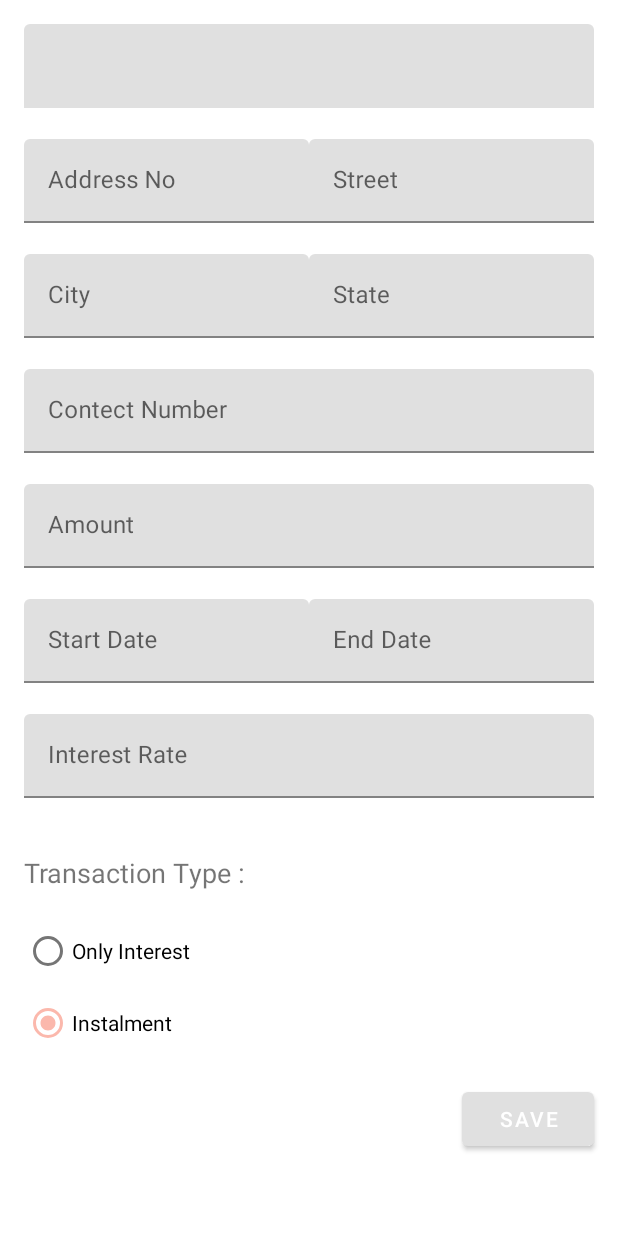
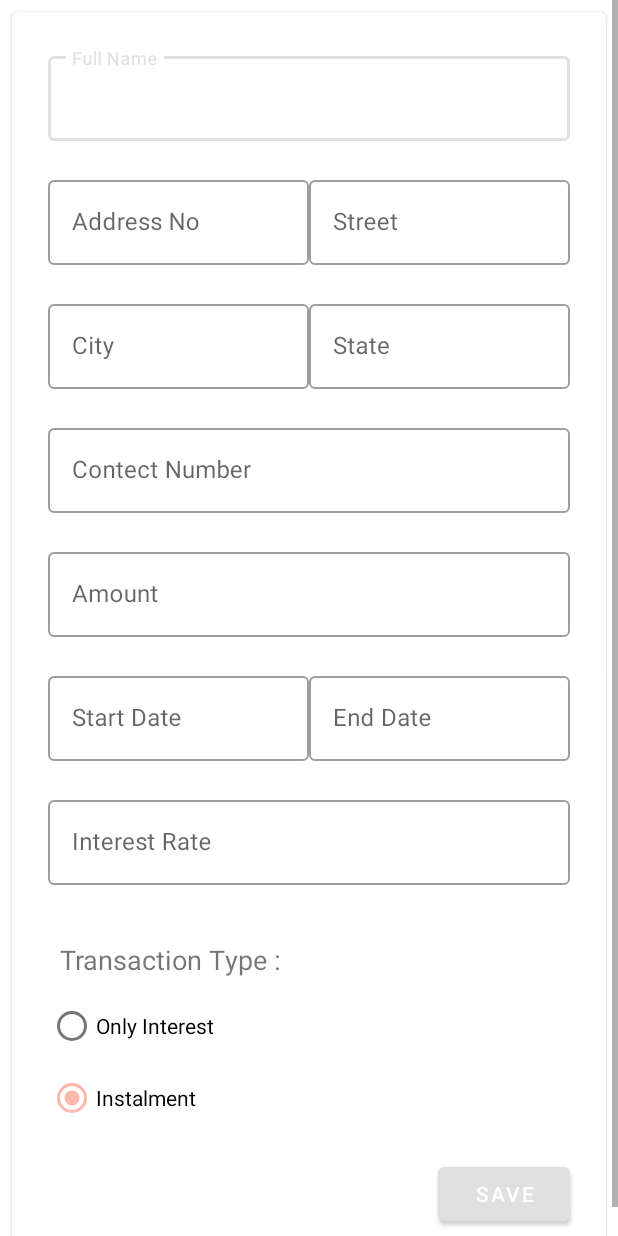
Before and after one commit to Hansaanuradha93/mLender, an Android app: the TransactionActivity screen opened directly, with no data from a screen before it, on a phone screen of 412 x 824 dp. Run offline under Robolectric (Android 15) with nearby library versions, the phone set to English and light mode, and no system bars.

Commit message:
transaction layout changes

```diff
--- a/app/src/main/res/layout/activity_transaction.xml
+++ b/app/src/main/res/layout/activity_transaction.xml
@@ -5,6 +5,12 @@
     android:layout_width="match_parent"
     android:layout_height="match_parent"
     tools:context=".TransactionActivity">
+
+    <android.support.design.card.MaterialCardView
+        android:layout_width="match_parent"
+        android:layout_height="wrap_content"
+        android:layout_margin="8dp"
+        app:contentPadding="8dp">
 
     <LinearLayout
         android:layout_width="match_parent"
@@ -17,7 +23,8 @@
             android:id="@+id/fullNameTextInputLayout"
             android:layout_width="match_parent"
             android:layout_height="wrap_content"
-            app:errorEnabled="true">
+            app:errorEnabled="true"
+            style="@style/Widget.MaterialComponents.TextInputLayout.OutlinedBox">
 
             <android.support.design.widget.TextInputEditText
                 android:id="@+id/fullNameEditText"
@@ -37,7 +44,8 @@
                 android:layout_width="match_parent"
                 android:layout_height="wrap_content"
                 android:layout_weight=".5"
-                app:errorEnabled="true">
+                app:errorEnabled="true"
+                style="@style/Widget.MaterialComponents.TextInputLayout.OutlinedBox">
 
                 <android.support.design.widget.TextInputEditText
                     android:id="@+id/addressNoEditText"
@@ -51,7 +59,8 @@
                 android:layout_width="match_parent"
                 android:layout_height="wrap_content"
                 android:layout_weight=".5"
-                app:errorEnabled="true">
+                app:errorEnabled="true"
+                style="@style/Widget.MaterialComponents.TextInputLayout.OutlinedBox">
 
                 <android.support.design.widget.TextInputEditText
                     android:id="@+id/streetEditText"
@@ -72,7 +81,8 @@
                 android:layout_width="match_parent"
                 android:layout_height="wrap_content"
                 android:layout_weight=".5"
-                app:errorEnabled="true">
+                app:errorEnabled="true"
+                style="@style/Widget.MaterialComponents.TextInputLayout.OutlinedBox">
 
                 <android.support.design.widget.TextInputEditText
                     android:id="@+id/cityEditText"
@@ -86,7 +96,8 @@
                 android:layout_width="match_parent"
                 android:layout_height="wrap_content"
                 android:layout_weight=".5"
-                app:errorEnabled="true">
+                app:errorEnabled="true"
+                style="@style/Widget.MaterialComponents.TextInputLayout.OutlinedBox">
 
                 <android.support.design.widget.TextInputEditText
                     android:id="@+id/stateEditText"
@@ -102,7 +113,8 @@
             android:layout_width="match_parent"
             android:layout_height="wrap_content"
             android:layout_weight=".5"
-            app:errorEnabled="true">
+            app:errorEnabled="true"
+            style="@style/Widget.MaterialComponents.TextInputLayout.OutlinedBox">
 
             <android.support.design.widget.TextInputEditText
                 android:id="@+id/phoneNoEditText"
@@ -120,7 +132,8 @@
             android:layout_width="match_parent"
             android:layout_height="wrap_content"
             android:layout_weight=".5"
-            app:errorEnabled="true">
+            app:errorEnabled="true"
+            style="@style/Widget.MaterialComponents.TextInputLayout.OutlinedBox">
 
             <android.support.design.widget.TextInputEditText
                 android:id="@+id/amountEditText"
@@ -141,7 +154,8 @@
                 android:layout_width="match_parent"
                 android:layout_height="wrap_content"
                 android:layout_weight=".5"
-                app:errorEnabled="true">
+                app:errorEnabled="true"
+                style="@style/Widget.MaterialComponents.TextInputLayout.OutlinedBox">
 
                 <android.support.design.widget.TextInputEditText
                     android:id="@+id/startDateEditText"
@@ -156,7 +170,8 @@
                 android:layout_width="match_parent"
                 android:layout_height="wrap_content"
                 android:layout_weight=".5"
-                app:errorEnabled="true">
+                app:errorEnabled="true"
+                style="@style/Widget.MaterialComponents.TextInputLayout.OutlinedBox">
 
                 <android.support.design.widget.TextInputEditText
                     android:id="@+id/endDateEditText"
@@ -173,7 +188,8 @@
             android:layout_width="match_parent"
             android:layout_height="wrap_content"
             android:layout_weight=".5"
-            app:errorEnabled="true">
+            app:errorEnabled="true"
+            style="@style/Widget.MaterialComponents.TextInputLayout.OutlinedBox">
 
             <android.support.design.widget.TextInputEditText
                 android:id="@+id/interestRateEditText"
@@ -189,7 +205,9 @@
             android:layout_width="match_parent"
             android:layout_height="wrap_content"
             android:layout_weight=".5"
-            app:errorEnabled="true">
+            app:errorEnabled="true"
+            android:layout_marginLeft="8dp"
+            style="@style/Widget.MaterialComponents.TextInputLayout.OutlinedBox">
 
         <TextView
             android:id="@+id/transactionTypeTextView"
@@ -204,7 +222,7 @@
             android:layout_width="match_parent"
             android:layout_height="wrap_content"
             android:orientation="horizontal"
-            android:layout_marginTop="16dp">
+            android:layout_marginTop="8dp">
 
             <RadioGroup
             android:layout_width="wrap_content"
@@ -232,8 +250,11 @@
             android:layout_height="wrap_content"
             android:layout_marginTop="16dp"
             android:layout_gravity="end"
-            android:text="Save"/>
+            android:text="Save"
+            style="@style/Widget.MaterialComponents.Button" />
 
     </LinearLayout>
 
+    </android.support.design.card.MaterialCardView>
+
 </ScrollView>
--- a/app/src/main/res/values/styles.xml
+++ b/app/src/main/res/values/styles.xml
@@ -40,4 +40,5 @@
     <style name="Widget.mLender.Button.TextButton" parent="Widget.MaterialComponents.Button.TextButton">
         <item name="android:textColor">?android:attr/textColorPrimary</item>
     </style>
+
 </resources>
```
